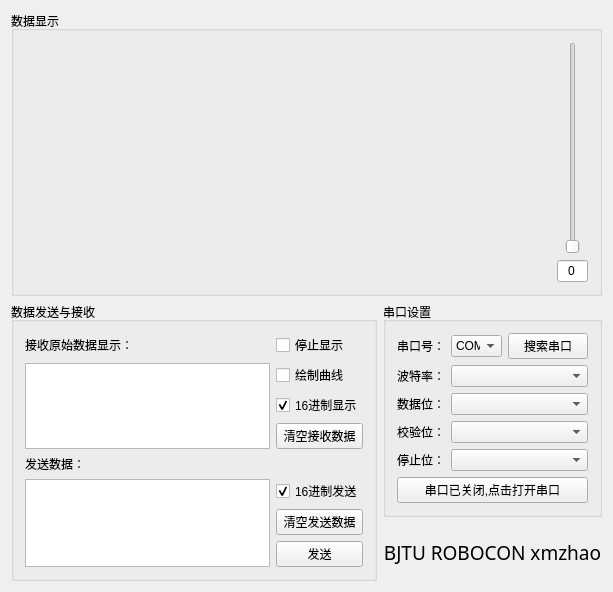
Qt form FollowLineMonitor/followlinemonitor.ui (Shiaoming/FollowLineMonitor) before a commit.
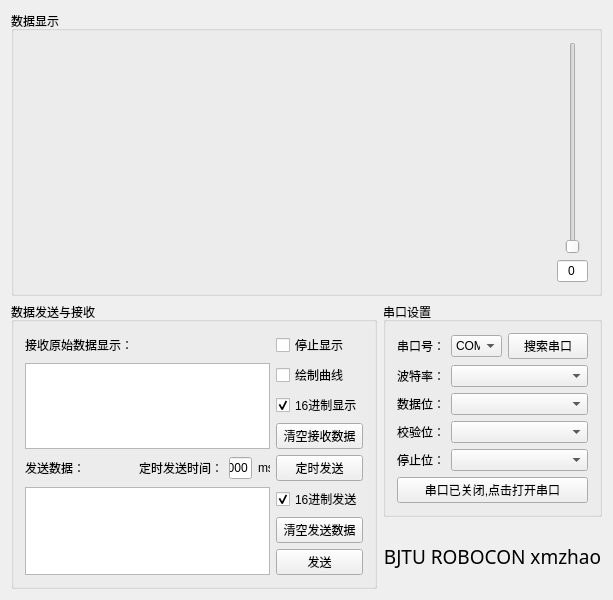
The same form after that commit. Icons and pictures are not drawn. Custom widgets are drawn as their Qt base class.

Commit message: V20160220.2044 完成串口线程发送接收代码，完成主窗体上串口相关代码；剩下协议相关代码和显示相关代码待完成。

What changed in the file:
```diff
--- a/FollowLineMonitor/followlinemonitor.ui
+++ b/FollowLineMonitor/followlinemonitor.ui
@@ -7,7 +7,7 @@
     <x>0</x>
     <y>0</y>
     <width>613</width>
-    <height>515</height>
+    <height>519</height>
    </rect>
   </property>
   <property name="windowTitle">
@@ -113,21 +113,31 @@
          </property>
         </widget>
        </item>
-       <item row="1" column="0" rowspan="3">
+       <item row="0" column="2">
+        <widget class="QCheckBox" name="checkBoxStopShow">
+         <property name="text">
+          <string>停止显示</string>
+         </property>
+         <property name="checked">
+          <bool>false</bool>
+         </property>
+        </widget>
+       </item>
+       <item row="1" column="0" rowspan="3" colspan="2">
         <widget class="QTextBrowser" name="Rectext">
          <property name="readOnly">
-          <bool>false</bool>
+          <bool>true</bool>
          </property>
         </widget>
        </item>
-       <item row="1" column="1">
+       <item row="1" column="2">
         <widget class="QCheckBox" name="checkBoxPlot">
          <property name="text">
           <string>绘制曲线</string>
          </property>
         </widget>
        </item>
-       <item row="2" column="1">
+       <item row="2" column="2">
         <widget class="QCheckBox" name="checkBoxHexShow">
          <property name="text">
           <string>16进制显示</string>
@@ -137,7 +147,7 @@
          </property>
         </widget>
        </item>
-       <item row="3" column="1">
+       <item row="3" column="2">
         <widget class="QPushButton" name="clearRecButton">
          <property name="text">
           <string>清空接收数据</string>
@@ -151,14 +161,63 @@
          </property>
         </widget>
        </item>
-       <item row="5" column="0" rowspan="3">
+       <item row="4" column="1">
+        <layout class="QHBoxLayout" name="horizontalLayout_2">
+         <item>
+          <widget class="QLabel" name="label_10">
+           <property name="text">
+            <string>定时发送时间：</string>
+           </property>
+          </widget>
+         </item>
+         <item>
+          <widget class="QLineEdit" name="lineEditSendTimeout">
+           <property name="maximumSize">
+            <size>
+             <width>41</width>
+             <height>16777215</height>
+            </size>
+           </property>
+           <property name="toolTip">
+            <string>定时发送时间</string>
+           </property>
+           <property name="accessibleName">
+            <string/>
+           </property>
+           <property name="accessibleDescription">
+            <string>时间/ms</string>
+           </property>
+           <property name="text">
+            <string>1000</string>
+           </property>
+           <property name="placeholderText">
+            <string>时间/ms</string>
+           </property>
+          </widget>
+         </item>
+         <item>
+          <widget class="QLabel" name="label_9">
+           <property name="maximumSize">
+            <size>
+             <width>12</width>
+             <height>20</height>
+            </size>
+           </property>
+           <property name="text">
+            <string>ms</string>
+           </property>
+          </widget>
+         </item>
+        </layout>
+       </item>
+       <item row="5" column="0" rowspan="3" colspan="2">
         <widget class="QTextEdit" name="Sendtext">
          <property name="readOnly">
-          <bool>true</bool>
+          <bool>false</bool>
          </property>
         </widget>
        </item>
-       <item row="5" column="1">
+       <item row="5" column="2">
         <widget class="QCheckBox" name="checkBoxHexSend">
          <property name="text">
           <string>16进制发送</string>
@@ -168,27 +227,24 @@
          </property>
         </widget>
        </item>
-       <item row="6" column="1">
+       <item row="6" column="2">
         <widget class="QPushButton" name="clearSendButton">
          <property name="text">
           <string>清空发送数据</string>
          </property>
         </widget>
        </item>
-       <item row="7" column="1">
+       <item row="7" column="2">
         <widget class="QPushButton" name="SendButton">
          <property name="text">
           <string>发送</string>
          </property>
         </widget>
        </item>
-       <item row="0" column="1">
-        <widget class="QCheckBox" name="checkBoxStopShow">
+       <item row="4" column="2">
+        <widget class="QPushButton" name="pushButtonTimeSend">
          <property name="text">
-          <string>停止显示</string>
-         </property>
-         <property name="checked">
-          <bool>false</bool>
+          <string>定时发送</string>
          </property>
         </widget>
        </item>
```
The commit also changes 6 other files.
